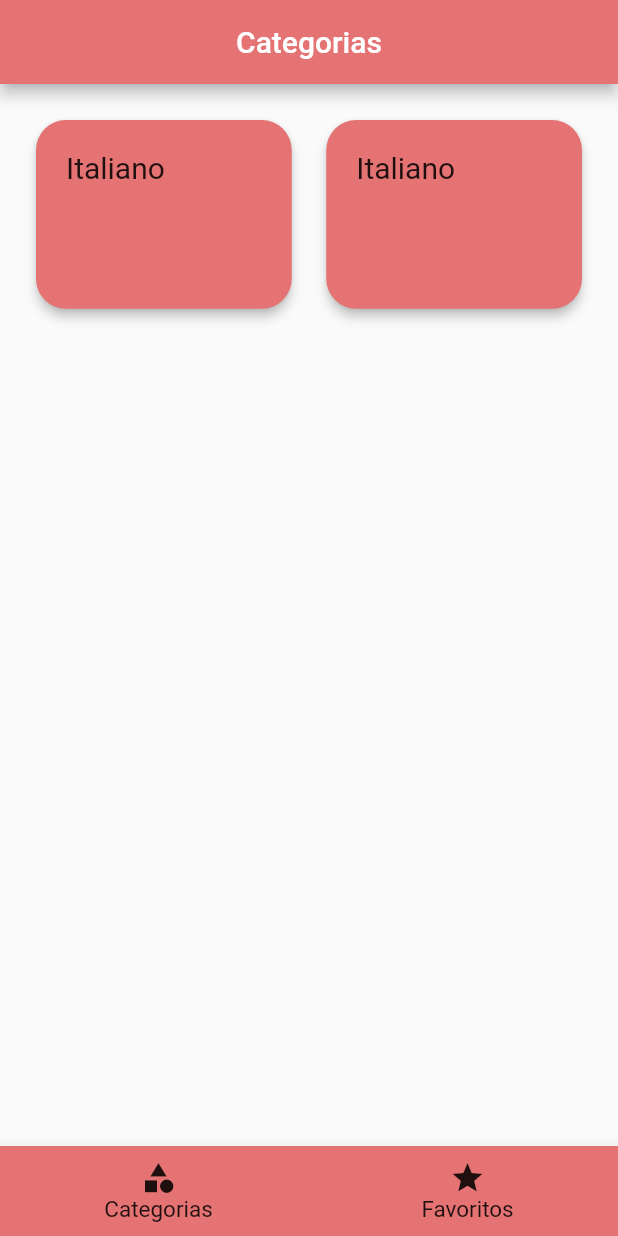
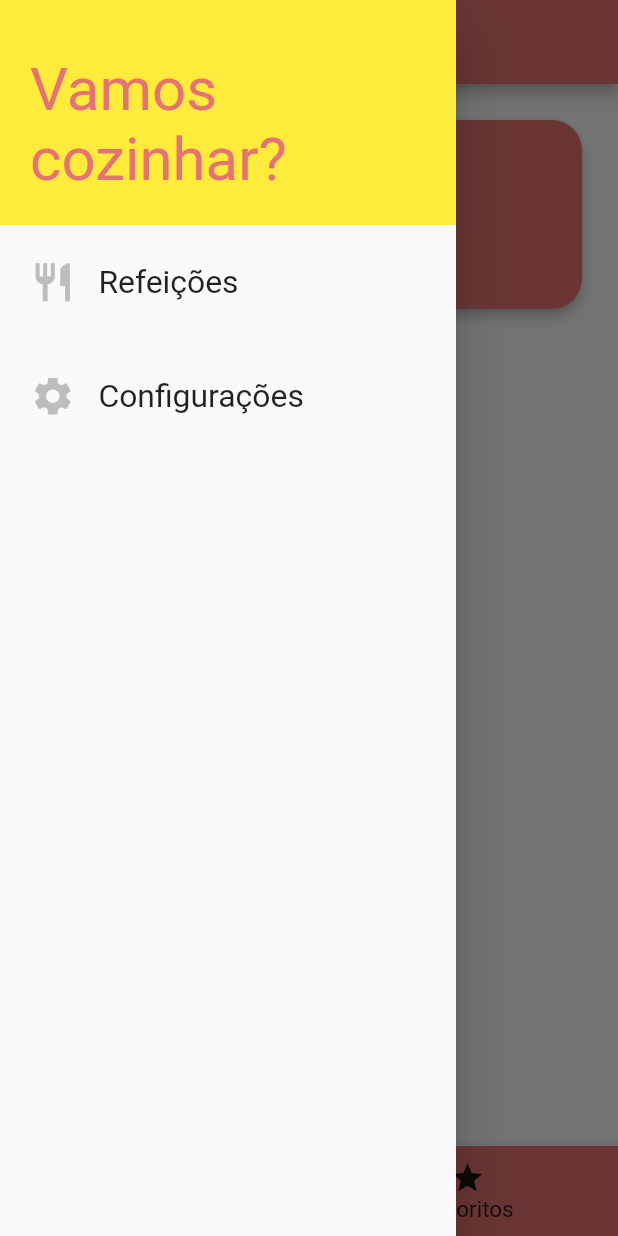
Before and after one commit to kiszewski/Meals, a Flutter app: the screen it shows after launch, with the side drawer open (before the commit the screen has no drawer), on a phone screen of 412 x 824 dp. Run offline on Flutter 3.47's test engine with Material 2 defaults, Android fonts, the phone set to English and light mode, and no system bars.

Commit message:
drawer creation

```diff
--- a/lib/components/bottom_bar.dart
+++ b/lib/components/bottom_bar.dart
@@ -1,6 +1,8 @@
 import 'package:flutter/material.dart';
 
 class BottomBar extends StatelessWidget {
+  const BottomBar();
+
   @override
   Widget build(BuildContext context) {
     return BottomAppBar(
--- /dev/null
+++ b/lib/components/drawer/drawer_list_item.dart
@@ -0,0 +1,39 @@
+import 'package:flutter/material.dart';
+
+class DrawerListItem extends StatelessWidget {
+  const DrawerListItem({
+    Key key,
+    @required this.icon,
+    @required this.title,
+  }) : super(key: key);
+
+  final IconData icon;
+  final String title;
+
+  @override
+  Widget build(BuildContext context) {
+    return LayoutBuilder(builder: (context, constraints) {
+      return Container(
+        width: constraints.maxWidth,
+        height: constraints.maxWidth * 0.25,
+        padding: const EdgeInsets.all(20),
+        child: Row(
+          children: <Widget>[
+            Icon(
+              icon,
+              size: constraints.maxWidth * 0.1,
+              color: Colors.grey[400],
+            ),
+            SizedBox(
+              width: constraints.maxWidth * 0.05,
+            ),
+            Text(
+              title,
+              style: TextStyle(fontSize: constraints.maxWidth * 0.07),
+            )
+          ],
+        ),
+      );
+    });
+  }
+}
--- /dev/null
+++ b/lib/components/drawer/drawer_widget.dart
@@ -0,0 +1,37 @@
+import 'package:flutter/material.dart';
+import 'drawer_list_item.dart';
+
+class DrawerWidget extends StatelessWidget {
+
+  const DrawerWidget();
+
+  @override
+  Widget build(BuildContext context) {
+    return Drawer(
+      child: LayoutBuilder(builder: (context, constraints) {
+        return Column(
+          children: <Widget>[
+            Container(
+              width: constraints.maxWidth,
+              height: 150,
+              alignment: Alignment.bottomCenter,
+              padding: const EdgeInsets.all(20),
+              color: Colors.yellow,
+              child: Text(
+                'Vamos cozinhar?',
+                style: TextStyle(
+                    fontSize: 40, color: Theme.of(context).primaryColor),
+              ),
+            ),
+            Column(
+              children: <Widget>[
+                const DrawerListItem(icon: Icons.restaurant, title: 'Refeições'),
+                const DrawerListItem(icon: Icons.settings, title: 'Configurações'),
+              ],
+            )
+          ],
+        );
+      }),
+    );
+  }
+}
--- a/lib/components/meal_categories_grid.dart
+++ b/lib/components/meal-grid/meal_categories_grid.dart
@@ -2,6 +2,8 @@ import 'package:flutter/material.dart';
 import 'meal_categories_item.dart';
 
 class MealCategoriesGrid extends StatelessWidget {
+  const MealCategoriesGrid();
+
   @override
   Widget build(BuildContext context) {
     return GridView.count(
--- a/lib/main.dart
+++ b/lib/main.dart
@@ -1,6 +1,7 @@
 import 'package:flutter/material.dart';
-import 'components/meal_categories_grid.dart';
+import 'components/meal-grid/meal_categories_grid.dart';
 import 'components/bottom_bar.dart';
+import 'components/drawer/drawer_widget.dart';
 
 void main() {
   runApp(MyApp());
@@ -15,17 +16,15 @@ class _MyAppState extends State<MyApp> {
   @override
   Widget build(BuildContext context) {
     return MaterialApp(
-      theme: ThemeData(
-        primaryColor: Colors.red[300],
-        accentColor: Colors.teal
-      ),
+      theme: ThemeData(primaryColor: Colors.red[300], accentColor: Colors.teal),
       home: Scaffold(
+          drawer: const DrawerWidget(),
           appBar: AppBar(
-            title: Text('Categorias'),
+            title: const Text('Categorias'),
             centerTitle: true,
           ),
-          body: MealCategoriesGrid(),
-          bottomNavigationBar: BottomBar()),
+          body: const MealCategoriesGrid(),
+          bottomNavigationBar: const BottomBar()),
     );
   }
 }
```
Also changed, not shown: lib/components/meal-grid/meal_categories_item.dart (renamed from lib/components/meal_categories_item.dart).
